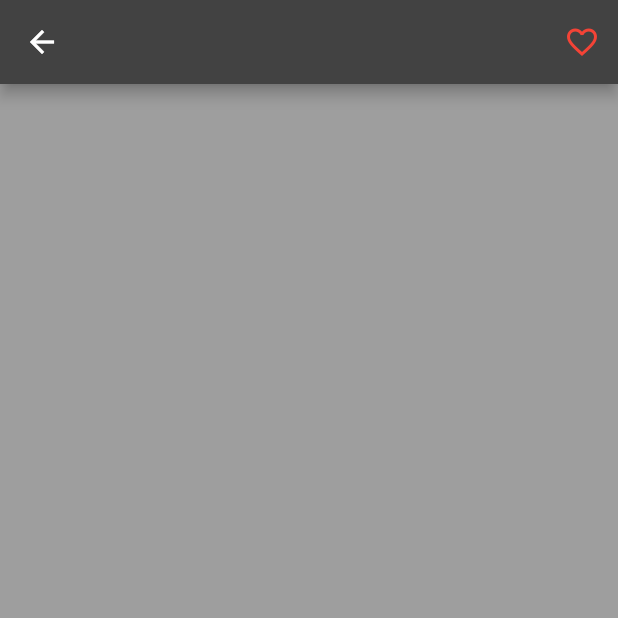
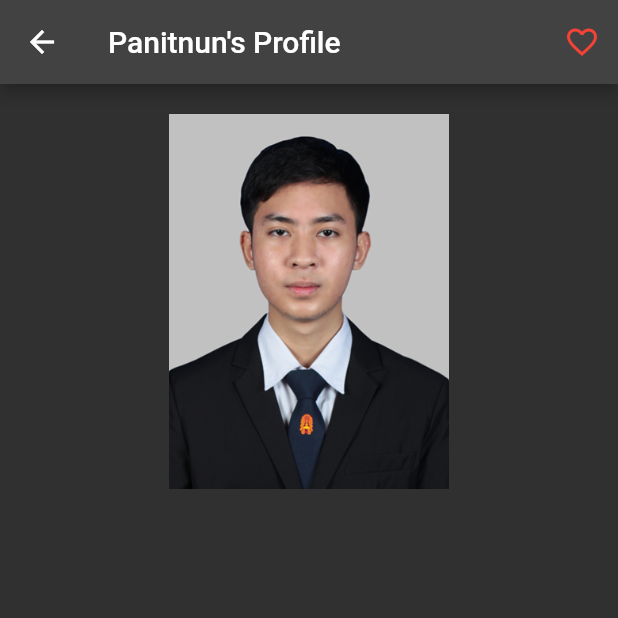
Before and after one commit to Panitnun-6243/flutter_contact_profile_app, a Flutter app: the screen it shows after launch, on a phone screen of 412 x 824 dp, the top half of it. Run offline on Flutter 3.47's test engine with Material 2 defaults, Android fonts, the light colour scheme and no system bars.

Commit message:
Add Profile Picture

```diff
--- a/lib/main.dart
+++ b/lib/main.dart
@@ -19,6 +19,10 @@ class MyApp extends StatelessWidget {
             leading: const Icon(
               Icons.arrow_back,
             ),
+            title: const Text(
+              "Panitnun's Profile",
+              textAlign: TextAlign.end,
+            ),
             actions: [
               IconButton(
                 icon: const Icon(
@@ -31,10 +35,22 @@ class MyApp extends StatelessWidget {
               )
             ],
           ),
-        body: Container(
-          color: Colors.grey,
+          body: ListView(
+            children: <Widget>[
+              Column(
+                children: <Widget>[
+                  Container(
+                    margin: const EdgeInsets.all(20),
+                    height: 250,
+                    child: Image.asset(
+                      "images/profilePic.JPG",
+                      fit: BoxFit.cover,
                     ),
-      ),
+                  )
+                ],
+              )
+            ],
+          )),
     );
   }
 }
--- a/pubspec.yaml
+++ b/pubspec.yaml
@@ -61,7 +61,8 @@ flutter:
   # assets:
   #   - images/a_dot_burr.jpeg
   #   - images/a_dot_ham.jpeg
-
+  assets:
+    - images/profilePic.JPG
   # An image asset can refer to one or more resolution-specific "variants", see
   # https://flutter.dev/assets-and-images/#resolution-aware.
 
```
Also changed, not shown: images/profilePic.JPG (added). Lines whose indentation alone changed are shown as unchanged.
